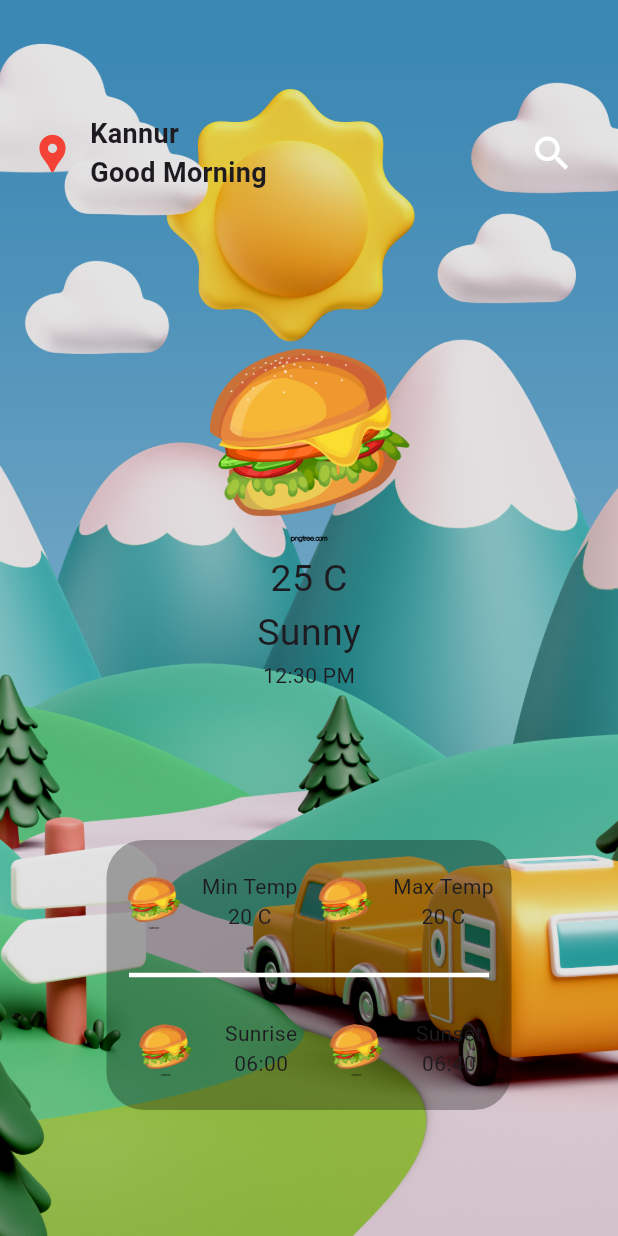
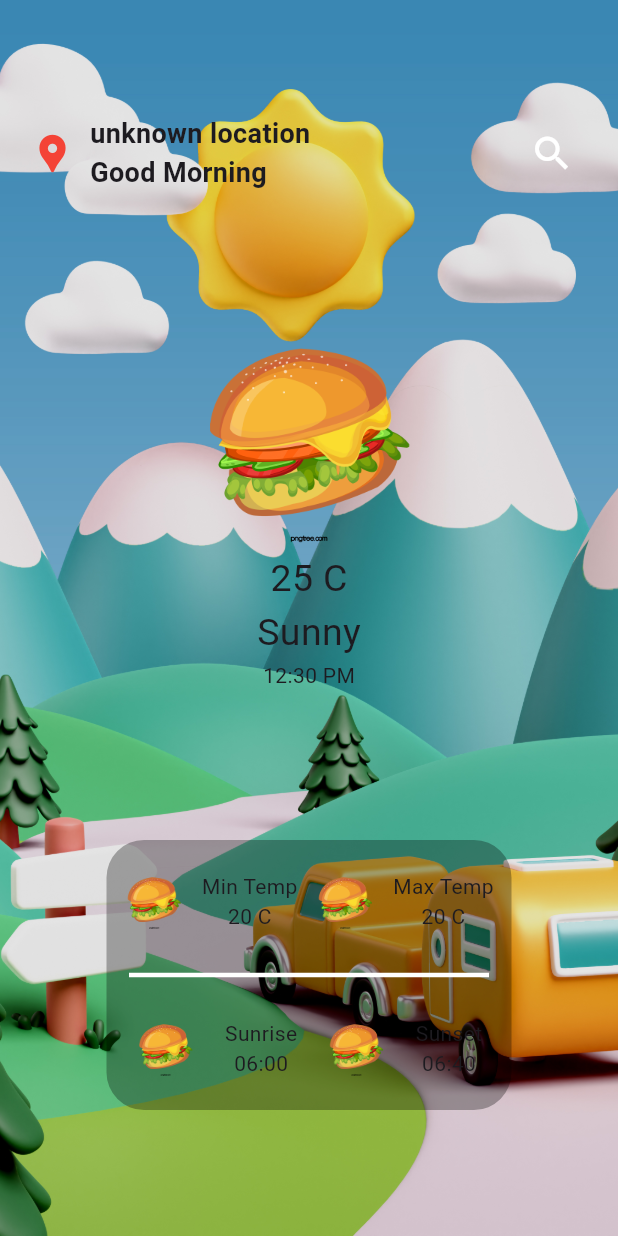
Before and after one commit to Shahanad-p/weather_app, a Flutter app: the screen it shows after launch, on a phone screen of 412 x 824 dp. Run offline on Flutter 3.47's test engine with Material 3 defaults, Android fonts, the light colour scheme and no system bars; our stand-ins replace geocoding, geolocator.

Commit message:
done some changes

```diff
--- a/lib/main.dart
+++ b/lib/main.dart
@@ -20,7 +20,7 @@ class MyApp extends StatelessWidget {
         theme: ThemeData(
             appBarTheme: const AppBarTheme(
                 backgroundColor: Colors.transparent, elevation: 0),
-            iconTheme: IconThemeData(color: Colors.white, size: 30)),
+            iconTheme: const IconThemeData(color: Colors.white, size: 30)),
         home: const HomeScreen(),
         debugShowCheckedModeBanner: false,
       ),
--- a/lib/screens/home.dart
+++ b/lib/screens/home.dart
@@ -1,4 +1,6 @@
 import 'package:flutter/material.dart';
+import 'package:provider/provider.dart';
+import 'package:weather_app/services/location_provider.dart';
 
 class HomeScreen extends StatefulWidget {
   const HomeScreen({super.key});
@@ -8,6 +10,12 @@ class HomeScreen extends StatefulWidget {
 }
 
 class _HomeScreenState extends State<HomeScreen> {
+  @override
+  void initState() {
+    Provider.of<LocationProvider>(context, listen: false).findThePosition();
+    super.initState();
+  }
+
   bool onclick = false;
   @override
   Widget build(BuildContext context) {
@@ -21,7 +29,8 @@ class _HomeScreenState extends State<HomeScreen> {
       ),
       body: Stack(
         children: [
-          Container(
+          Consumer<LocationProvider>(
+            builder: (context, value, child) => Container(
               padding: const EdgeInsets.all(20),
               height: size.height,
               width: size.width,
@@ -42,25 +51,26 @@ class _HomeScreenState extends State<HomeScreen> {
                         Row(
                           mainAxisAlignment: MainAxisAlignment.spaceBetween,
                           children: [
-                          const Row(
+                            Row(
                               children: [
-                              Icon(
+                                const Icon(
                                   Icons.location_pin,
                                   color: Colors.red,
                                 ),
-                              SizedBox(width: 10),
+                                const SizedBox(width: 10),
                                 Column(
                                   mainAxisAlignment: MainAxisAlignment.center,
                                   crossAxisAlignment: CrossAxisAlignment.start,
                                   children: [
                                     Text(
-                                    'Kannur',
-                                    style: TextStyle(
+                                      value.currentLocationName?.locality ??
+                                          'unknown location',
+                                      style: const TextStyle(
                                         fontSize: 18,
                                         fontWeight: FontWeight.bold,
                                       ),
                                     ),
-                                  Text(
+                                    const Text(
                                       'Good Morning',
                                       style: TextStyle(
                                         fontSize: 18,
@@ -83,12 +93,12 @@ class _HomeScreenState extends State<HomeScreen> {
                         ),
                         const SizedBox(height: 10),
                         onclick == true
-                          ? Container(
+                            ? SizedBox(
                                 height: 50,
                                 width: 350,
                                 child: TextFormField(),
                               )
-                          : SizedBox.shrink()
+                            : const SizedBox.shrink()
                       ],
                     ),
                     const SizedBox(height: 80),
@@ -192,6 +202,7 @@ class _HomeScreenState extends State<HomeScreen> {
                 ),
               ),
             ),
+          ),
         ],
       ),
     );
--- a/lib/services/location_provider.dart
+++ b/lib/services/location_provider.dart
@@ -1,13 +1,17 @@
 import 'package:flutter/material.dart';
+import 'package:geocoding/geocoding.dart';
 import 'package:geolocator/geolocator.dart';
+import 'package:weather_app/services/location_service.dart';
 
 class LocationProvider extends ChangeNotifier {
-  //ask the permission
-
   Position? _currentPosition;
   Position? get currentPosition => _currentPosition;
+  final LocationService _locationService = LocationService();
 
-  Future findThePosition() async {
+  Placemark? _currentLocationName;
+  Placemark? get currentLocationName => _currentLocationName;
+
+  Future<void> findThePosition() async {
     bool serviceEnable;
     LocationPermission permission;
 
@@ -33,10 +37,10 @@ class LocationProvider extends ChangeNotifier {
     }
     _currentPosition = await Geolocator.getCurrentPosition();
     print(_currentPosition);
+
+    _currentLocationName =
+        await _locationService.getLocationName(_currentPosition);
+    print(_currentLocationName);
     notifyListeners();
   }
-
-  //get the location
-
-  //get the placemark
 }
```
Also changed, not shown: lib/services/location_service.dart (added, +22 -0 lines), lib/screens/demo.dart (deleted). Lines whose indentation alone changed are shown as unchanged.
